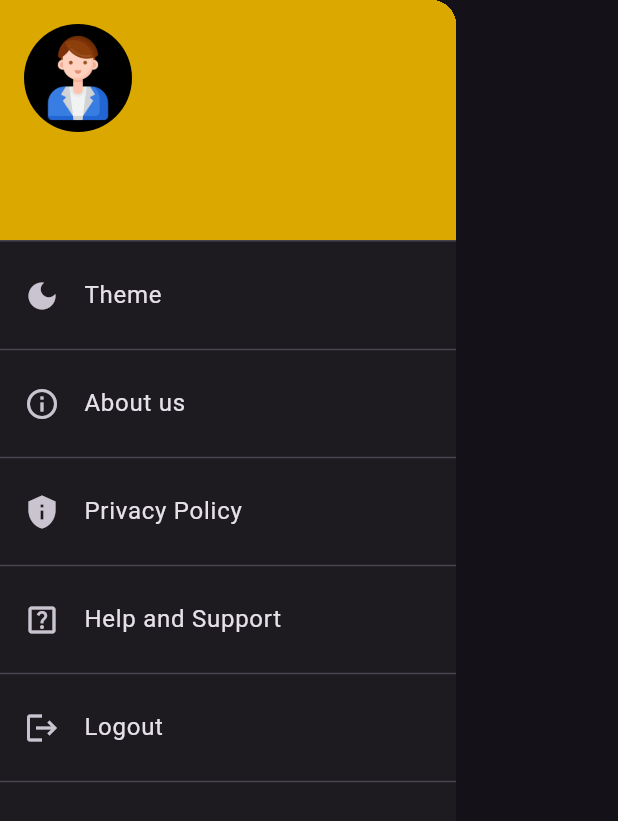
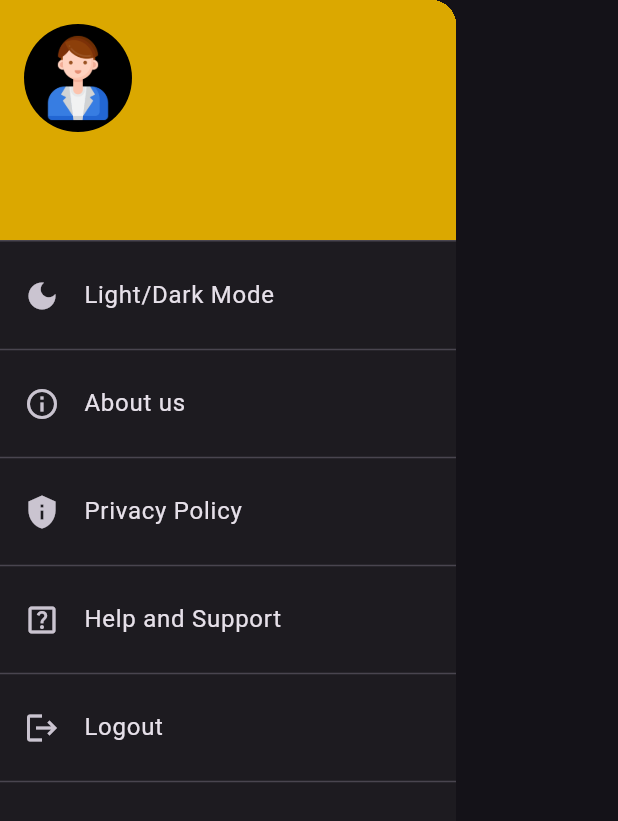
Before and after one commit to jincykp/zoomio, a Flutter app: the CustomDrawerawer widget shown alone on an empty page, opened directly, on a phone screen of 412 x 824 dp. Shown: the top 821 px of the screen. Run offline on Flutter 3.47's test engine with Material 3 defaults, Android fonts, the phone set to English and light mode, and no system bars; our stand-ins replace bloc, buttons_tabbar, cloud_firestore, equatable, firebase_auth, firebase_core and 16 more; missing offline and left inert: flutter_polyline_points, razorpay_flutter; accounts and stored records are empty.

```diff
--- a/lib/views/screens/custom_widgets/custom_drawer.dart
+++ b/lib/views/screens/custom_widgets/custom_drawer.dart
@@ -170,7 +170,7 @@ class _CustomDrawerawerState extends State<CustomDrawerawer> {
             _buildUserHeader(context),
             _buildDrawerListTile(
               icon: Icons.dark_mode,
-              title: "Theme",
+              title: "Light/Dark Mode",
               onTap: () {
                 context.read<ThemeCubit>().toggleTheme();
               },
```
Also changed, not shown: lib/views/home_page.dart (+11 -2 lines), pubspec.yaml (+7 -0 lines), assets/images/app_icon.png (added), pubspec.lock, 33 other files.
